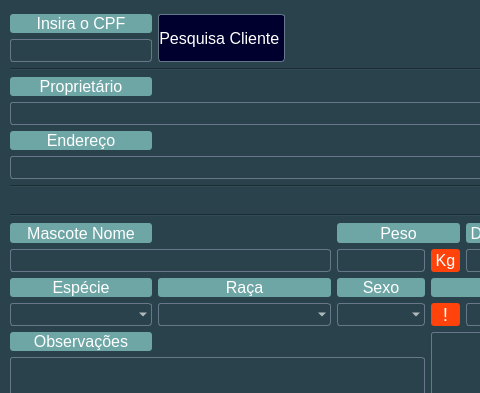
First picture: the form in UI/frmcadastraalteraanimal.ui, repository megatrommendes/MegaPetz, before the edit; both pictures show x 0 to 480 and y 0 to 393 of the 1223 by 661 pixel window.
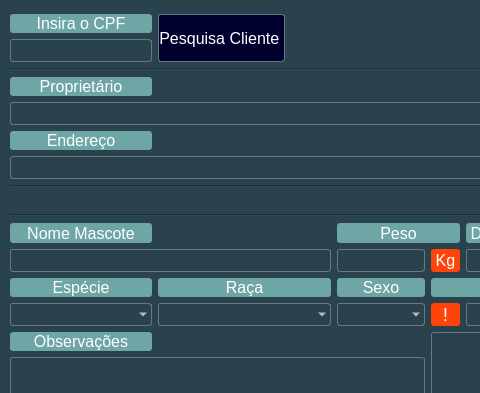
Second picture: the form after the edit. Icons and pictures are not drawn.

Diff of the .ui file:
```diff
--- a/UI/frmcadastraalteraanimal.ui
+++ b/UI/frmcadastraalteraanimal.ui
@@ -538,7 +538,7 @@
 border-radius:3px</string>
        </property>
        <property name="text">
-        <string> Mascote Nome </string>
+        <string>Nome Mascote</string>
        </property>
        <property name="alignment">
         <set>Qt::AlignCenter</set>
```
Left out of the diff: 2 changed lines with no effect on the pictures.
